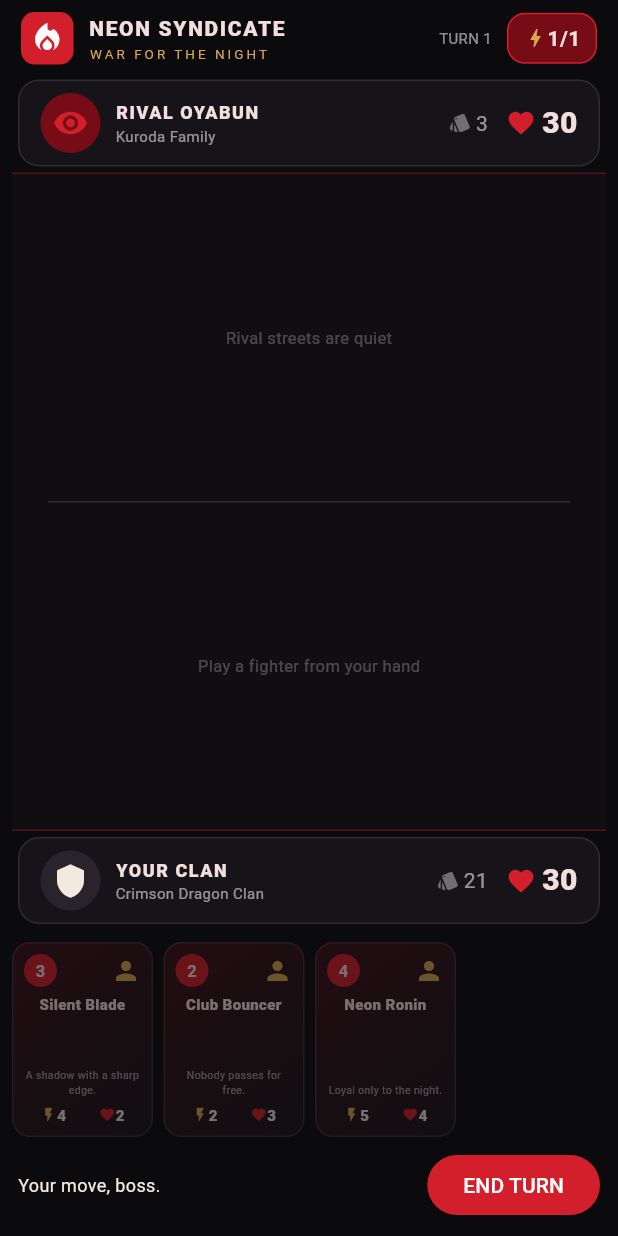
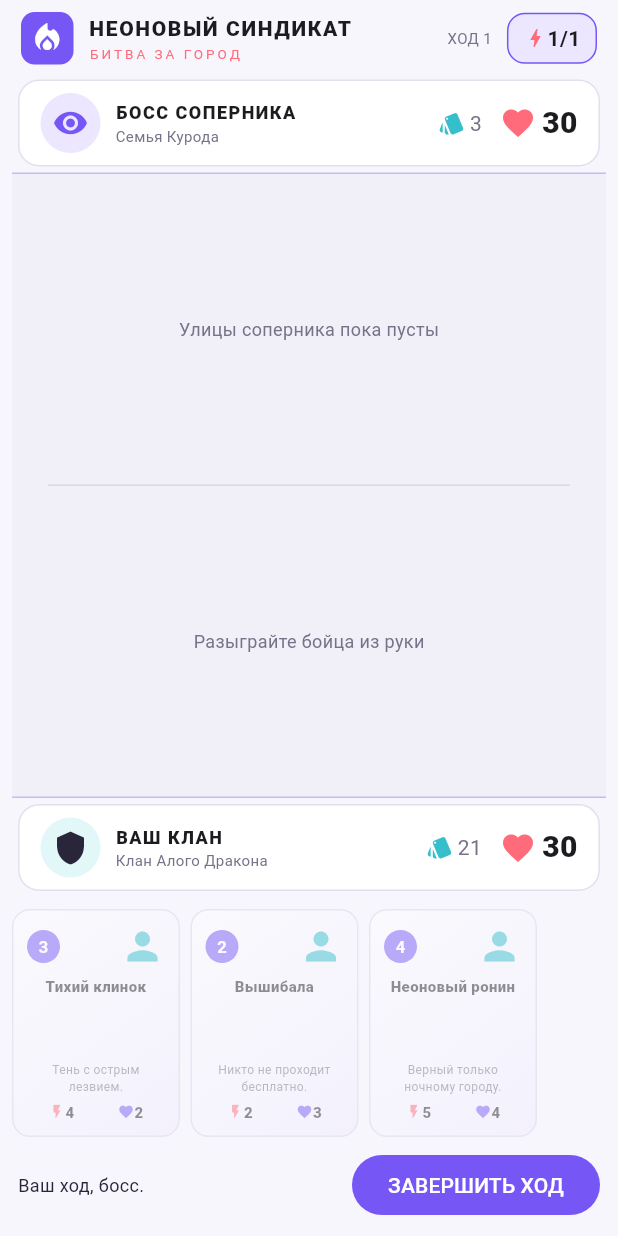
Before and after one commit to Nihaochingiz/NeonSyndicate-android, a Flutter app: the screen it shows after launch, on a phone screen of 412 x 824 dp. Run offline on Flutter 3.47's test engine with Material 3 defaults, Android fonts, the phone set to English and light mode, and no system bars; our stand-ins replace material_ui.

Commit message:
Redesign UI and add Russian localization

```diff
--- a/lib/main.dart
+++ b/lib/main.dart
@@ -2,12 +2,14 @@ import 'dart:math';
 
 import 'package:material_ui/material_ui.dart';
 
-const bloodRed = Color(0xFFD21F2B);
-const deepRed = Color(0xFF760D16);
-const ink = Color(0xFF0B0A0C);
-const panel = Color(0xFF171419);
-const ivory = Color(0xFFF3E9DE);
-const gold = Color(0xFFD8A84E);
+const bloodRed = Color(0xFF7657F6);
+const deepRed = Color(0xFFECE7FF);
+const ink = Color(0xFFF7F6FC);
+const panel = Color(0xFFFFFFFF);
+const ivory = Color(0xFF29263A);
+const gold = Color(0xFFFF6B7A);
+const aqua = Color(0xFF35BFCB);
+const muted = Color(0xFF777287);
 
 void main() => runApp(const NeonSyndicateApp());
 
@@ -20,11 +22,11 @@ class NeonSyndicateApp extends StatelessWidget {
     title: 'Neon Syndicate',
     theme: ThemeData(
       useMaterial3: true,
-      brightness: Brightness.dark,
+      brightness: Brightness.light,
       scaffoldBackgroundColor: ink,
       colorScheme: ColorScheme.fromSeed(
         seedColor: bloodRed,
-        brightness: Brightness.dark,
+        brightness: Brightness.light,
         surface: panel,
       ),
       fontFamily: 'sans-serif',
@@ -70,92 +72,92 @@ class Fighter {
 
 const cardPool = <SyndicateCard>[
   SyndicateCard(
-    name: 'Street Punk',
-    subtitle: 'Fast hands, bad manners.',
+    name: 'Уличный хулиган',
+    subtitle: 'Быстрые руки и плохие манеры.',
     cost: 1,
     kind: CardKind.fighter,
     attack: 1,
     health: 2,
   ),
   SyndicateCard(
-    name: 'Family Runner',
-    subtitle: 'Carries messages and trouble.',
+    name: 'Посыльный семьи',
+    subtitle: 'Приносит новости и неприятности.',
     cost: 1,
     kind: CardKind.fighter,
     attack: 2,
     health: 1,
   ),
   SyndicateCard(
-    name: 'Club Bouncer',
-    subtitle: 'Nobody passes for free.',
+    name: 'Вышибала',
+    subtitle: 'Никто не проходит бесплатно.',
     cost: 2,
     kind: CardKind.fighter,
     attack: 2,
     health: 3,
   ),
   SyndicateCard(
-    name: 'Debt Collector',
-    subtitle: 'Every promise has a price.',
+    name: 'Сборщик долгов',
+    subtitle: 'У каждого обещания есть цена.',
     cost: 2,
     kind: CardKind.fighter,
     attack: 3,
     health: 2,
   ),
   SyndicateCard(
-    name: 'Silent Blade',
-    subtitle: 'A shadow with a sharp edge.',
+    name: 'Тихий клинок',
+    subtitle: 'Тень с острым лезвием.',
     cost: 3,
     kind: CardKind.fighter,
     attack: 4,
     health: 2,
   ),
   SyndicateCard(
-    name: 'Casino Fixer',
-    subtitle: 'The house always wins.',
+    name: 'Смотрящий казино',
+    subtitle: 'Казино всегда в выигрыше.',
     cost: 3,
     kind: CardKind.fighter,
     attack: 3,
     health: 4,
   ),
   SyndicateCard(
-    name: 'Neon Ronin',
-    subtitle: 'Loyal only to the night.',
+    name: 'Неоновый ронин',
+    subtitle: 'Верный только ночному городу.',
     cost: 4,
     kind: CardKind.fighter,
     attack: 5,
     health: 4,
   ),
   SyndicateCard(
-    name: 'Red Dragon',
-    subtitle: 'The clan’s feared lieutenant.',
+    name: 'Красный дракон',
+    subtitle: 'Опасный лейтенант клана.',
     cost: 5,
     kind: CardKind.fighter,
     attack: 6,
     health: 6,
   ),
   SyndicateCard(
-    name: 'The Chairman',
-    subtitle: 'Power wears a calm face.',
+    name: 'Председатель',
+    subtitle: 'У власти всегда спокойное лицо.',
     cost: 7,
     kind: CardKind.fighter,
     attack: 8,
     health: 8,
   ),
   SyndicateCard(
-    name: 'Drive-by',
-    subtitle: 'Deal 3 damage to the enemy boss.',
+    name: 'Налёт',
+    subtitle: 'Наносит 3 урона боссу соперника.',
     cost: 2,
     kind: CardKind.strike,
   ),
   SyndicateCard(
-    name: 'Backroom Doctor',
-    subtitle: 'Restore 4 health to your boss.',
+    name: 'Подпольный доктор',
+    subtitle: 'Восстанавливает боссу 4 здоровья.',
     cost: 2,
     kind: CardKind.heal,
   ),
   SyndicateCard(
-    name: 'Oath of Blood',
-    subtitle: 'Give your fighters +1/+1.',
+    name: 'Клятва клана',
+    subtitle: 'Даёт всем вашим бойцам +1/+1.',
     cost: 3,
     kind: CardKind.command,
   ),
@@ -194,7 +196,7 @@ class _GameScreenState extends State<GameScreen> {
   int? _selectedFighter;
   bool _playerTurn = true;
   bool _gameOver = false;
-  String _message = 'Your move, boss.';
+  String _message = 'Ваш ход, босс.';
 
   @override
   void initState() {
@@ -217,7 +219,7 @@ class _GameScreenState extends State<GameScreen> {
     _selectedFighter = null;
     _playerTurn = true;
     _gameOver = false;
-    _message = 'Your move, boss.';
+    _message = 'Ваш ход, босс.';
     for (var i = 0; i < 3; i++) {
       _draw(_playerDeck, _playerHand);
       _draw(_enemyDeck, _enemyHand);
@@ -232,18 +234,18 @@ class _GameScreenState extends State<GameScreen> {
     if (!_playerTurn || _gameOver) return;
     final card = _playerHand[index];
     if (card.cost > _energy) {
-      setState(() => _message = 'Not enough influence.');
+      setState(() => _message = 'Недостаточно влияния.');
       return;
     }
     if (card.kind == CardKind.fighter && _playerBoard.length >= 5) {
-      setState(() => _message = 'Your crew is full.');
+      setState(() => _message = 'На столе нет свободного места.');
       return;
     }
     setState(() {
       _energy -= card.cost;
       _playerHand.removeAt(index);
       _resolveCard(card, player: true);
-      _message = '${card.name} entered the streets.';
+      _message = 'Разыграна карта «${card.name}».';
       _checkWinner();
     });
   }
@@ -278,8 +280,8 @@ class _GameScreenState extends State<GameScreen> {
     setState(() {
       _selectedFighter = _selectedFighter == index ? null : index;
       _message = _selectedFighter == null
-          ? 'Choose a fighter.'
-          : 'Choose an enemy target.';
+          ? 'Выберите бойца.'
+          : 'Выберите цель противника.';
     });
   }
 
@@ -289,8 +291,7 @@ class _GameScreenState extends State<GameScreen> {
       final fighter = _playerBoard[_selectedFighter!];
       _enemyHealth -= fighter.attack;
       fighter.ready = false;
-      _message =
-          '${fighter.card.name} hit the rival boss for ${fighter.attack}.';
+      _message = '${fighter.card.name} наносит боссу ${fighter.attack} урона.';
       _selectedFighter = null;
       _checkWinner();
     });
@@ -308,7 +309,7 @@ class _GameScreenState extends State<GameScreen> {
       _enemyBoard.removeWhere((fighter) => fighter.health <= 0);
       _playerBoard.removeWhere((fighter) => fighter.health <= 0);
       _selectedFighter = null;
-      _message = '$attackerName started a street fight.';
+      _message = '$attackerName вступает в бой.';
     });
   }
 
@@ -317,7 +318,7 @@ class _GameScreenState extends State<GameScreen> {
     setState(() {
       _playerTurn = false;
       _selectedFighter = null;
-      _message = 'The rival clan is moving...';
+      _message = 'Клан соперника делает ход…';
     });
     await Future<void>.delayed(const Duration(milliseconds: 650));
     if (!mounted || _gameOver) return;
@@ -381,7 +382,7 @@ class _GameScreenState extends State<GameScreen> {
         fighter.ready = true;
       }
       _playerTurn = true;
-      _message = 'Your move, boss.';
+      _message = 'Ваш ход, босс.';
     }
     if (mounted) setState(() {});
   }
@@ -391,12 +392,12 @@ class _GameScreenState extends State<GameScreen> {
       _enemyHealth = 0;
       _gameOver = true;
       _playerTurn = false;
-      _message = 'The city belongs to you.';
+      _message = 'Город теперь принадлежит вам!';
     } else if (_playerHealth <= 0) {
       _playerHealth = 0;
       _gameOver = true;
       _playerTurn = false;
-      _message = 'Your syndicate has fallen.';
+      _message = 'Ваш синдикат потерпел поражение.';
     }
   }
 
@@ -410,7 +411,7 @@ class _GameScreenState extends State<GameScreen> {
           children: [
             _TopBar(turn: _turn, energy: _energy, maxEnergy: _maxEnergy),
             _BossPanel(
-              title: 'RIVAL OYABUN',
+              title: 'БОСС СОПЕРНИКА',
               health: _enemyHealth,
               cards: _enemyHand.length,
               enemy: true,
@@ -421,7 +422,7 @@ class _GameScreenState extends State<GameScreen> {
               child: Container(
                 margin: const EdgeInsets.symmetric(horizontal: 8),
                 decoration: BoxDecoration(
-                  color: const Color(0xFF100E11),
+                  color: const Color(0xFFF1EFF8),
                   border: Border.symmetric(
                     horizontal: BorderSide(
                       color: bloodRed.withValues(alpha: .35),
@@ -441,7 +442,7 @@ class _GameScreenState extends State<GameScreen> {
                     Container(
                       height: 1,
                       margin: const EdgeInsets.symmetric(horizontal: 24),
-                      color: Colors.white12,
+                      color: const Color(0xFFDCD7EB),
                     ),
                     Expanded(
                       child: _BoardRow(
@@ -456,19 +457,19 @@ class _GameScreenState extends State<GameScreen> {
               ),
             ),
             _BossPanel(
-              title: 'YOUR CLAN',
+              title: 'ВАШ КЛАН',
               health: _playerHealth,
               cards: _playerDeck.length,
               enemy: false,
             ),
             Container(
-              height: 142,
+              height: 164,
               padding: const EdgeInsets.fromLTRB(8, 8, 8, 4),
               child: _playerHand.isEmpty
                   ? const Center(
                       child: Text(
-                        'Your hand is empty',
-                        style: TextStyle(color: Colors.white38),
+                        'В руке нет карт',
+                        style: TextStyle(color: muted),
                       ),
                     )
                   : ListView.separated(
@@ -500,7 +501,7 @@ class _GameScreenState extends State<GameScreen> {
                     FilledButton.icon(
                       onPressed: _restart,
                       icon: const Icon(Icons.refresh),
-                      label: const Text('REMATCH'),
+                      label: const Text('РЕВАНШ'),
                     )
                   else
                     FilledButton(
@@ -509,7 +510,7 @@ class _GameScreenState extends State<GameScreen> {
                         backgroundColor: bloodRed,
                         foregroundColor: Colors.white,
                       ),
-                      child: const Text('END TURN'),
+                      child: const Text('ЗАВЕРШИТЬ ХОД'),
                     ),
                 ],
               ),
@@ -543,7 +544,11 @@ class _TopBar extends StatelessWidget {
             color: bloodRed,
             borderRadius: BorderRadius.circular(9),
           ),
-          child: const Icon(Icons.local_fire_department),
+          child: const Icon(
+            Icons.local_fire_department,
+            color: Colors.white,
+            size: 24,
+          ),
         ),
         const SizedBox(width: 10),
         const Expanded(
@@ -551,23 +556,20 @@ class _TopBar extends StatelessWidget {
             crossAxisAlignment: CrossAxisAlignment.start,
             children: [
               Text(
-                'NEON SYNDICATE',
+                'НЕОНОВЫЙ СИНДИКАТ',
                 style: TextStyle(
                   fontWeight: FontWeight.w900,
                   letterSpacing: 1.1,
                 ),
               ),
               Text(
-                'WAR FOR THE NIGHT',
+                'БИТВА ЗА ГОРОД',
                 style: TextStyle(fontSize: 9, color: gold, letterSpacing: 2),
               ),
             ],
           ),
         ),
-        Text(
-          'TURN $turn',
-          style: const TextStyle(fontSize: 10, color: Colors.white54),
-        ),
+        Text('ХОД $turn', style: const TextStyle(fontSize: 10, color: muted)),
         const SizedBox(width: 10),
         Container(
           padding: const EdgeInsets.symmetric(horizontal: 10, vertical: 6),
@@ -618,14 +620,14 @@ class _BossPanel extends StatelessWidget {
         color: selectedTarget ? deepRed : panel,
         borderRadius: BorderRadius.circular(14),
         border: Border.all(
-          color: selectedTarget ? bloodRed : Colors.white10,
+          color: selectedTarget ? bloodRed : const Color(0xFFE3DFED),
           width: selectedTarget ? 2 : 1,
         ),
       ),
       child: Row(
         children: [
           CircleAvatar(
-            backgroundColor: enemy ? deepRed : const Color(0xFF29232C),
+            backgroundColor: enemy ? deepRed : const Color(0xFFE2F7F8),
             child: Icon(
               enemy ? Icons.visibility : Icons.shield,
               color: enemy ? bloodRed : ivory,
@@ -645,17 +647,17 @@ class _BossPanel extends StatelessWidget {
                   ),
                 ),
                 Text(
-                  enemy ? 'Kuroda Family' : 'Crimson Dragon Clan',
-                  style: const TextStyle(fontSize: 10, color: Colors.white54),
+                  enemy ? 'Семья Курода' : 'Клан Алого Дракона',
+                  style: const TextStyle(fontSize: 10, color: muted),
                 ),
               ],
             ),
           ),
-          Icon(Icons.style, size: 15, color: Colors.white38),
+          const Icon(Icons.style, size: 18, color: aqua),
           const SizedBox(width: 3),
-          Text('$cards', style: const TextStyle(color: Colors.white54)),
+          Text('$cards', style: const TextStyle(color: muted)),
           const SizedBox(width: 12),
-          const Icon(Icons.favorite, color: bloodRed, size: 20),
+          const Icon(Icons.favorite, color: gold, size: 24),
           const SizedBox(width: 4),
           Text(
             '$health',
@@ -684,8 +686,8 @@ class _BoardRow extends StatelessWidget {
     if (fighters.isEmpty) {
       return Center(
         child: Text(
-          enemy ? 'Rival streets are quiet' : 'Play a fighter from your hand',
-          style: const TextStyle(color: Colors.white24, fontSize: 11),
+          enemy ? 'Улицы соперника пока пусты' : 'Разыграйте бойца из руки',
+          style: const TextStyle(color: muted, fontSize: 12),
         ),
       );
     }
@@ -730,13 +732,13 @@ class _FighterToken extends StatelessWidget {
     onTap: onTap,
     child: AnimatedContainer(
       duration: const Duration(milliseconds: 160),
-      width: 62,
-      height: 76,
+      width: 76,
+      height: 94,
       decoration: BoxDecoration(
         gradient: LinearGradient(
           colors: selected
               ? [bloodRed, deepRed]
-              : [const Color(0xFF302931), panel],
+              : [const Color(0xFFFFFFFF), const Color(0xFFF1EDFF)],
           begin: Alignment.topLeft,
           end: Alignment.bottomRight,
         ),
@@ -746,7 +748,7 @@ class _FighterToken extends StatelessWidget {
               ? gold
               : fighter.ready
               ? bloodRed
-              : Colors.white12,
+              : const Color(0xFFDCD6EE),
           width: selected ? 2 : 1,
         ),
         boxShadow: selected
@@ -763,8 +765,8 @@ class _FighterToken extends StatelessWidget {
           Center(
             child: Icon(
               fighter.card.icon,
-              size: 30,
-              color: fighter.ready ? ivory : Colors.white30,
+              size: 42,
+              color: fighter.ready ? bloodRed : muted.withValues(alpha: .45),
             ),
           ),
           Positioned(
@@ -776,7 +778,7 @@ class _FighterToken extends StatelessWidget {
               maxLines: 1,
               overflow: TextOverflow.ellipsis,
               textAlign: TextAlign.center,
-              style: const TextStyle(fontSize: 8, fontWeight: FontWeight.bold),
+              style: const TextStyle(fontSize: 9, fontWeight: FontWeight.bold),
             ),
           ),
           Positioned(
@@ -841,17 +843,17 @@ class _HandCard extends StatelessWidget {
       opacity: playable ? 1 : .48,
       duration: const Duration(milliseconds: 150),
       child: Container(
-        width: 94,
-        padding: const EdgeInsets.all(7),
+        width: 112,
+        padding: const EdgeInsets.all(9),
         decoration: BoxDecoration(
           gradient: const LinearGradient(
-            colors: [Color(0xFF3B1117), Color(0xFF171419)],
+            colors: [Color(0xFFFFFFFF), Color(0xFFF0ECFF)],
             begin: Alignment.topLeft,
             end: Alignment.bottomRight,
           ),
           borderRadius: BorderRadius.circular(12),
           border: Border.all(
-            color: playable ? bloodRed : Colors.white12,
+            color: playable ? bloodRed : const Color(0xFFD8D3E6),
             width: playable ? 1.5 : 1,
           ),
         ),
@@ -873,10 +875,11 @@ class _HandCard extends StatelessWidget {
                     style: const TextStyle(
                       fontWeight: FontWeight.bold,
                       fontSize: 11,
+                      color: Colors.white,
                     ),
                   ),
                 ),
-                Icon(card.icon, size: 20, color: gold),
+                Icon(card.icon, size: 30, color: aqua),
               ],
             ),
             const SizedBox(height: 4),
@@ -892,7 +895,7 @@ class _HandCard extends StatelessWidget {
               maxLines: 2,
               overflow: TextOverflow.ellipsis,
               textAlign: TextAlign.center,
-              style: const TextStyle(fontSize: 7, color: Colors.white54),
+              style: const TextStyle(fontSize: 8, color: muted),
             ),
             const SizedBox(height: 4),
             if (card.kind == CardKind.fighter)
@@ -913,7 +916,12 @@ class _HandCard extends StatelessWidget {
               )
             else
               Text(
-                card.kind.name.toUpperCase(),
+                switch (card.kind) {
+                  CardKind.strike => 'АТАКА',
+                  CardKind.heal => 'ЛЕЧЕНИЕ',
+                  CardKind.command => 'ПРИКАЗ',
+                  CardKind.fighter => 'БОЕЦ',
+                },
                 style: const TextStyle(
                   fontSize: 8,
                   color: gold,
--- a/pubspec.yaml
+++ b/pubspec.yaml
@@ -16,7 +16,7 @@ publish_to: 'none' # Remove this line if you wish to publish to pub.dev
 # https://developer.apple.com/library/archive/documentation/General/Reference/InfoPlistKeyReference/Articles/CoreFoundationKeys.html
 # In Windows, build-name is used as the major, minor, and patch parts
 # of the product and file versions while build-number is used as the build suffix.
-version: 1.0.0+1
+version: 1.1.0+2
 
 environment:
   sdk: ^3.14.0
```
Also changed, not shown: 2 other files.
